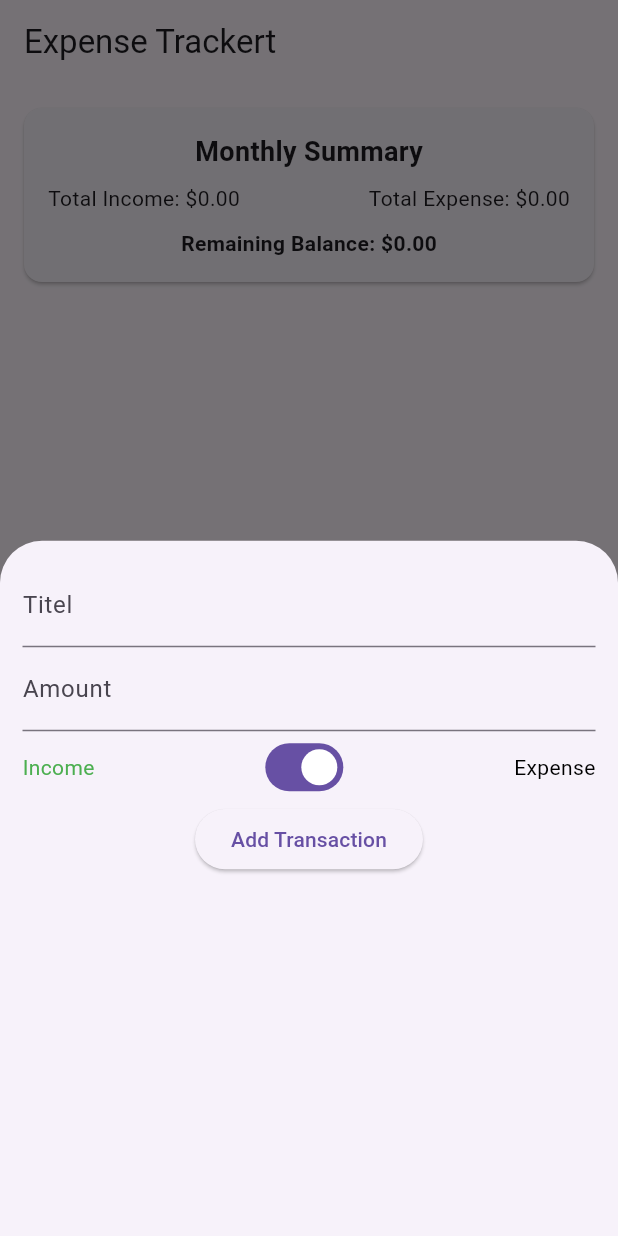
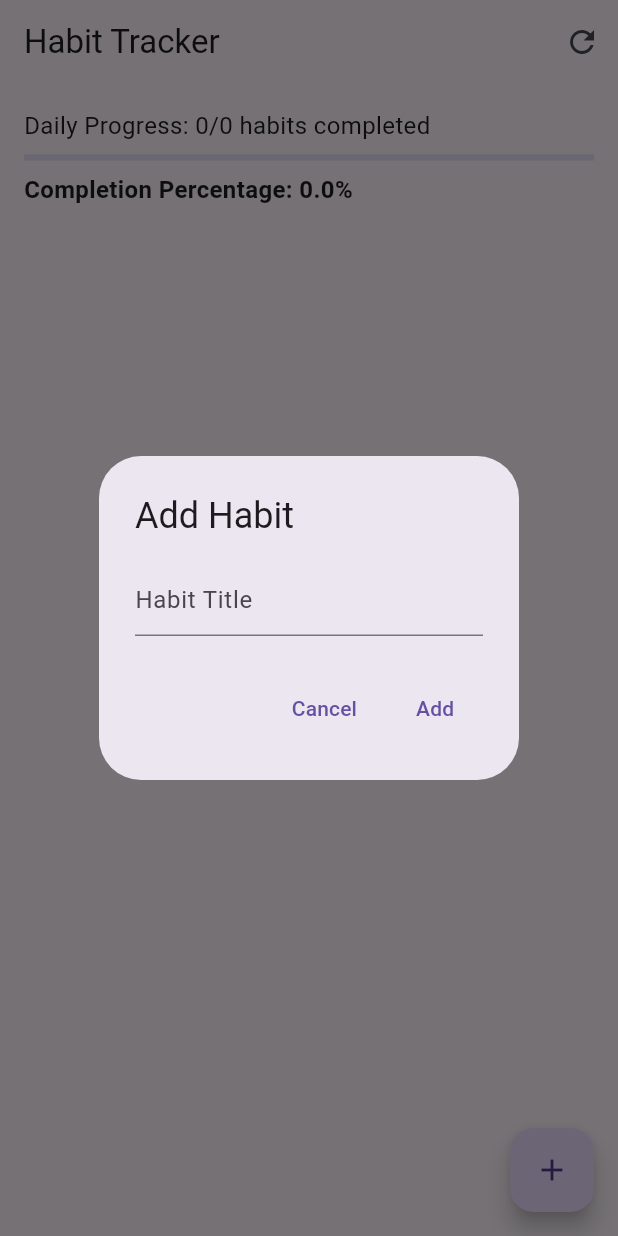
Before and after one commit to Nabinji/Flutter_Provider, a Flutter app: the screen it shows after launch, after a tap on the "add" icon, on a phone screen of 412 x 824 dp. Run offline on Flutter 3.47's test engine with Material 3 defaults, Android fonts, the phone set to English and light mode, and no system bars; missing offline and left inert: function_tree.

Commit message:
basic concept of provider - habit tracker

```diff
--- a/lib/Calculator/Screen/my_calculator.dart
+++ b/lib/Calculator/Screen/my_calculator.dart
@@ -1,8 +1,6 @@
 import 'dart:async';
-
 import 'package:flutter/material.dart';
 import 'package:provider/provider.dart';
-
 import '../Provider/calculator_provider.dart';
 import '../color.dart';
 
--- a/lib/Expense Tracker/Provider/transaction_provider.dart
+++ b/lib/Expense Tracker/Provider/transaction_provider.dart
@@ -28,7 +28,7 @@ class TransactionProvider with ChangeNotifier {
     notifyListeners();
     // method to remove
   }
-
+  // method to remove
   void removeTransaction(String id) {
     _transactions.removeWhere((tx) => tx.id == id);
     notifyListeners();
--- /dev/null
+++ b/lib/Habit Tracker/Model/habit_model.dart
@@ -0,0 +1,11 @@
+class Habit {
+  final String id;
+  final String title;
+  bool isCompleted;
+
+  Habit({
+    required this.id,
+    required this.title,
+    this.isCompleted = false,
+  });
+}
--- /dev/null
+++ b/lib/Habit Tracker/Provider/habit_tracker_provider.dart
@@ -0,0 +1,65 @@
+import 'package:flutter/material.dart';
+import '../Model/habit_model.dart';
+
+// HabitProvider is a ChangeNotifier that manages the state of habits in the application.
+class HabitProvider with ChangeNotifier {
+  // Private list to hold all Habit objects.
+  final List<Habit> _habits = [];
+
+  // Getter to retrieve the list of habits.
+  List<Habit> get habits => _habits;
+
+  // Getter to retrieve the total number of habits.
+  int get totalHabits => _habits.length;
+
+  // Getter to calculate how many habits have been completed.
+  int get completedHabits => _habits.where((habit) => habit.isCompleted).length;
+
+  // Getter to calculate the percentage of completed habits.
+  double get completionPercentage {
+    // If there are no habits, return 0 to avoid division by zero.
+    if (totalHabits == 0) return 0;
+    // Calculate and return the completion percentage.
+    return (completedHabits / totalHabits) * 100;
+  }
+
+  // Method to add a new habit.
+  void addHabit(String title) {
+    // Create a new Habit object with a unique ID and the provided title.
+    final newHabit = Habit(
+      id: DateTime.now().toString(), // Using current timestamp as a unique ID
+      title: title,
+    );
+    // Add the new habit to the list of habits.
+    _habits.add(newHabit);
+    // Notify listeners that the state has changed, so UI can update accordingly.
+    notifyListeners();
+  }
+
+  // Method to toggle the completion status of a habit by its ID.
+  void toggleHabit(String id) {
+    // Find the index of the habit with the given ID.
+    final index = _habits.indexWhere((habit) => habit.id == id);
+    if (index != -1) {
+      // Check if the habit exists
+      // Toggle the isCompleted property of the habit.
+      _habits[index].isCompleted = !_habits[index].isCompleted;
+      // Notify listeners about the change in state.
+      notifyListeners();
+    }
+  }
+
+  // Method to reset all habits' completion status to false.
+  void resetHabits() {
+    for (var habit in _habits) {
+      habit.isCompleted = false; // Set each habit's completion status to false
+    }
+    // Notify listeners that all habits have been reset.
+    notifyListeners();
+  }
+  // to delete the items
+    void removeHabit(String id) {
+    _habits.removeWhere((tx) => tx.id == id);
+    notifyListeners();
+  }
+}
--- /dev/null
+++ b/lib/Habit Tracker/Screen/habit_list.dart
@@ -0,0 +1,139 @@
+import 'package:flutter/material.dart';
+import 'package:provider/provider.dart';
+import '../Provider/habit_tracker_provider.dart';
+
+// Main Habit List Screen widget
+class HabitListScreen extends StatelessWidget {
+  const HabitListScreen({super.key});
+
+  @override
+  Widget build(BuildContext context) {
+    // Access the HabitProvider instance to manage habits data and notify changes.
+    final habitProvider = Provider.of<HabitProvider>(context);
+
+    return Scaffold(
+      appBar: AppBar(
+        title: const Text('Habit Tracker'), // Title for the app bar
+        actions: [
+          // A refresh button to reset all habits' completion status
+          IconButton(
+            icon: const Icon(Icons.refresh), // Refresh icon
+            onPressed: () {
+              // Call the resetHabits method in the HabitProvider
+              // with `listen: false` to avoid rebuilding this widget
+              Provider.of<HabitProvider>(context, listen: false).resetHabits();
+            },
+          ),
+        ],
+      ),
+      body: Column(
+        children: [
+          // Progress Indicator Section
+          Padding(
+            padding:
+                const EdgeInsets.all(16.0), // Add padding around the section
+            child: Column(
+              crossAxisAlignment:
+                  CrossAxisAlignment.start, // Align items to the start
+              children: [
+                // Display the total completed habits out of total habits
+                Text(
+                  'Daily Progress: ${habitProvider.completedHabits}/${habitProvider.totalHabits} habits completed',
+                  style: const TextStyle(
+                      fontSize: 16), // Font size for readability
+                ),
+                const SizedBox(height: 8), // Add vertical spacing
+                // Linear progress bar showing the percentage of habits completed
+                LinearProgressIndicator(
+                  value: habitProvider.totalHabits > 0
+                      ? habitProvider.completedHabits /
+                          habitProvider.totalHabits
+                      : 0, // Avoid division by zero
+                ),
+                const SizedBox(height: 8), // Add vertical spacing
+                // Display completion percentage, formatted to 1 decimal place
+                Text(
+                  'Completion Percentage: ${habitProvider.completionPercentage.toStringAsFixed(1)}%',
+                  style: const TextStyle(
+                      fontSize: 16,
+                      fontWeight: FontWeight.bold), // Bold styling
+                ),
+              ],
+            ),
+          ),
+          // Habit List Section
+          Expanded(
+            child: ListView.builder(
+              itemCount:
+                  habitProvider.habits.length, // Number of habits to display
+              itemBuilder: (ctx, index) {
+                // Get the habit at the current index
+                final habit = habitProvider.habits[index];
+                return GestureDetector(
+                  //  transactionProvider.removeTransaction(tx.id);
+                  onLongPress: () {
+                    habitProvider.removeHabit(habit.id);
+                  },
+                  child: ListTile(
+                    title: Text(habit.title), // Display the habit title
+                    trailing: Checkbox(
+                      // Checkbox to toggle habit completion status
+                      value: habit.isCompleted, // Bind checkbox to habit status
+                      onChanged: (_) {
+                        // Call toggleHabit method to update the habit's status
+                        habitProvider.toggleHabit(habit.id);
+                      },
+                    ),
+                  ),
+                );
+              },
+            ),
+          ),
+        ],
+      ),
+      // Floating Action Button to add new habits
+      floatingActionButton: FloatingActionButton(
+        onPressed: () {
+          // Show a dialog to input a new habit
+          showDialog(
+            context: context,
+            builder: (ctx) {
+              String newHabitTitle =
+                  ''; // Variable to store the entered habit title
+              return AlertDialog(
+                title: const Text('Add Habit'), // Dialog title
+                content: TextField(
+                  // Input field for the habit title
+                  onChanged: (value) =>
+                      newHabitTitle = value, // Update variable on input
+                  decoration: const InputDecoration(
+                      hintText: 'Habit Title'), // Placeholder text
+                ),
+                actions: [
+                  // Cancel button to close the dialog without adding a habit
+                  TextButton(
+                    onPressed: () => Navigator.of(ctx).pop(), // Close dialog
+                    child: const Text('Cancel'),
+                  ),
+                  // Add button to create a new habit
+                  TextButton(
+                    onPressed: () {
+                      // Check if input is not empty
+                      if (newHabitTitle.isNotEmpty) {
+                        habitProvider
+                            .addHabit(newHabitTitle); // Add habit to the list
+                        Navigator.of(ctx).pop(); // Close dialog
+                      }
+                    },
+                    child: const Text('Add'), // Button text
+                  ),
+                ],
+              );
+            },
+          );
+        },
+        child: const Icon(Icons.add), // Icon for the FAB
+      ),
+    );
+  }
+}
--- a/lib/main.dart
+++ b/lib/main.dart
@@ -1,41 +1,22 @@
 import 'package:flutter/material.dart';
-import 'package:flutter_provider/Expense%20Tracker/Provider/transaction_provider.dart';
-import 'package:flutter_provider/Expense%20Tracker/View/home_screen.dart';
 import 'package:provider/provider.dart';
+import 'Habit Tracker/Provider/habit_tracker_provider.dart';
+import 'Habit Tracker/Screen/habit_list.dart';
 
-void main() {
-  runApp(const MyApp());
+void main() async {
+  WidgetsFlutterBinding.ensureInitialized();
+  runApp(
+    MultiProvider(
+      providers: [
+        ChangeNotifierProvider(create: (_) => HabitProvider()),
+      ],
+      child: MaterialApp(
+        title: 'Habit Tracker',
+        theme: ThemeData(
+          primarySwatch: Colors.blue,
+        ),
+        home: const HabitListScreen(),
+      ),
+    ),
+  );
 }
-
-class MyApp extends StatelessWidget {
-  const MyApp({super.key});
-
-  // This widget is the root of your application.
-  @override
-  Widget build(BuildContext context) {
-    return ChangeNotifierProvider(
-      create: (context) => TransactionProvider(),
-      child: const MaterialApp(
-        debugShowCheckedModeBanner: false,
-        home: HomeScreen(),
-      ),
-    );
-  }
-}
-
-
-
-
-
-
-
-
-
-
-  // debugShowCheckedModeBanner: false,
-          // themeMode: provider.themeState,
-          // theme: ThemeData(brightness: Brightness.light),
-          // darkTheme: ThemeData(
-          //   iconTheme: IconThemeData(color:Colors.red),
-          //   brightness: Brightness.dark,
-          // ),
--- a/pubspec.yaml
+++ b/pubspec.yaml
@@ -37,6 +37,7 @@ dependencies:
   cupertino_icons: ^1.0.6
   provider: ^6.1.2
   function_tree: ^0.9.1
+
 
 dev_dependencies:
   flutter_test:
```
Also changed, not shown: 14 other files.
